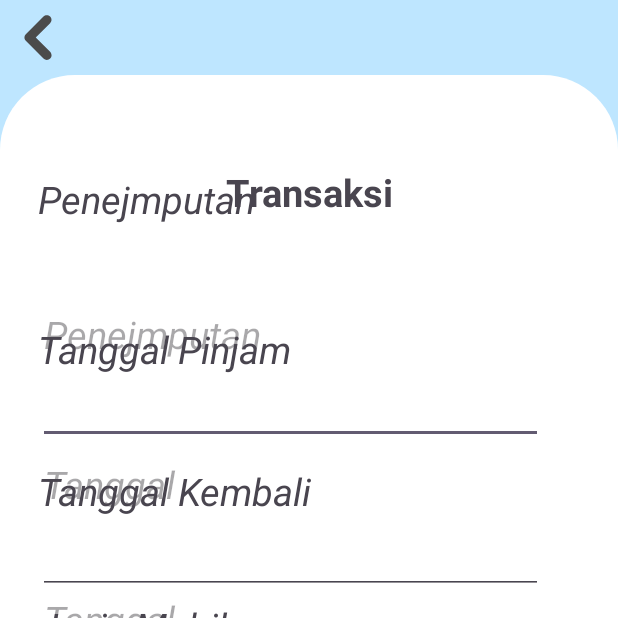
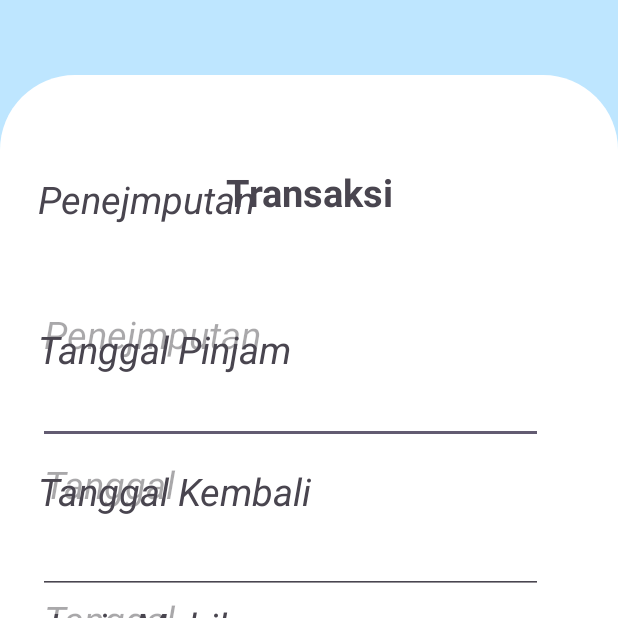
Before and after one commit to ricarahmahidayatul/Mobilebuss, an Android app: the rincianPembayaran screen opened directly, with no data from a screen before it, on a phone screen of 412 x 824 dp, the top half of it. Run offline under Robolectric (Android 15) with nearby library versions, the phone set to English and light mode, and no system bars; our stand-ins replace Firebase (no records; nobody signed in at launch, a user with empty details on screens opened directly).

Commit message:
btn back

```diff
--- a/app/src/main/java/com/example/travelbuss/rincianPembayaran.java
+++ b/app/src/main/java/com/example/travelbuss/rincianPembayaran.java
@@ -1,14 +1,64 @@
 package com.example.travelbuss;
 
+import androidx.annotation.NonNull;
 import androidx.appcompat.app.AppCompatActivity;
 
+import android.content.Intent;
 import android.os.Bundle;
+import android.view.View;
+import android.widget.Button;
+import android.widget.EditText;
+
+import com.google.android.gms.tasks.OnFailureListener;
+import com.google.android.gms.tasks.OnSuccessListener;
+import com.google.firebase.auth.FirebaseAuth;
+import com.google.firebase.firestore.DocumentReference;
+import com.google.firebase.firestore.DocumentSnapshot;
+import com.google.firebase.firestore.FirebaseFirestore;
 
 public class rincianPembayaran extends AppCompatActivity {
+
+    private EditText penjemputan, nama, alamat, nomor;
+    Button bayar;
+
+    FirebaseAuth Auth;
 
     @Override
     protected void onCreate(Bundle savedInstanceState) {
         super.onCreate(savedInstanceState);
         setContentView(R.layout.activity_rincian_pembayaran);
+
+
+
+        bayar = findViewById(R.id.btnbayar);
+        penjemputan = findViewById(R.id.txtPenjemputan);
+//        alamat = findViewById(R.id.edittAlamat);
+//        nomor = findViewById(R.id.editNoHp);
+
+        Auth = FirebaseAuth.getInstance();
+
+        bayar.setOnClickListener(new View.OnClickListener() {
+            @Override
+            public void onClick(View view) {
+                Intent Intent = new Intent(rincianPembayaran.this, NavigationActivity.class);
+                startActivity(Intent);
+            }
+        });
+
+        FirebaseFirestore db = FirebaseFirestore.getInstance();
+        DocumentReference dbReff = db.collection("Booking").document(Auth.getCurrentUser().getUid());
+
+        dbReff.get().addOnSuccessListener(new OnSuccessListener<DocumentSnapshot>() {
+            @Override
+            public void onSuccess(DocumentSnapshot documentSnapshot) {
+                penjemputan.setText(documentSnapshot.getString("Penjemputan"));
+            }
+        }).addOnFailureListener(new OnFailureListener() {
+            @Override
+            public void onFailure(@NonNull Exception e) {
+
+            }
+        });
+
     }
 }
--- a/app/src/main/res/layout/activity_dataprofile.xml
+++ b/app/src/main/res/layout/activity_dataprofile.xml
@@ -9,8 +9,8 @@
 
     <ImageButton
         android:id="@+id/back"
-        android:layout_width="wrap_content"
-        android:layout_height="wrap_content"
+        android:layout_width="100dp"
+        android:layout_height="50dp"
         android:layout_marginEnd="361dp"
         android:background="@null"
         android:contentDescription="back"
--- a/app/src/main/res/layout/activity_rincian_pembayaran.xml
+++ b/app/src/main/res/layout/activity_rincian_pembayaran.xml
@@ -6,19 +6,6 @@
     android:layout_height="match_parent"
     tools:context=".rincianPembayaran"
     android:background="@drawable/ic_gradasibgbadan">
-
-    <ImageButton
-        android:id="@+id/back"
-        android:layout_width="wrap_content"
-        android:layout_height="wrap_content"
-        android:layout_marginEnd="361dp"
-        android:background="@null"
-        android:contentDescription="back"
-        android:src="@drawable/icon_back"
-        app:layout_constraintBottom_toTopOf="@+id/relativeLayout5"
-        app:layout_constraintEnd_toEndOf="parent"
-        app:layout_constraintStart_toStartOf="parent"
-        app:layout_constraintTop_toTopOf="parent" />
 
     <RelativeLayout
         android:id="@+id/relativeLayout5"
@@ -60,6 +47,7 @@
             android:textStyle="italic"></TextView>
 
         <EditText
+            android:id="@+id/txtPenjemputan"
             android:layout_width="match_parent"
             android:layout_height="wrap_content"
             android:layout_alignParentStart="true"
@@ -216,6 +204,7 @@
             android:textStyle="italic"></EditText>
 
         <Button
+            android:id="@+id/btnbayar"
             android:layout_width="match_parent"
             android:layout_height="wrap_content"
             android:layout_alignParentStart="true"
--- a/build.gradle
+++ b/build.gradle
@@ -4,7 +4,7 @@ buildscript {
     }
 }// Top-level build file where you can add configuration options common to all sub-projects/modules.
 plugins {
-id 'com.android.application' version '8.1.1' apply false
+id 'com.android.application' version '8.1.3' apply false
 
     id("com.google.gms.google-services") version "4.4.0" apply false
 }
```
Also changed, not shown: app/src/main/java/com/example/travelbuss/BookingActivity.java (+16 -1 lines), app/src/main/java/com/example/travelbuss/ProfileMitraActivity.java (+17 -0 lines), app/src/main/java/com/example/travelbuss/dataprofileActivity.java (+15 -1 lines), app/src/main/java/com/example/travelbuss/pusatbantuanActivity.java (+13 -1 lines), app/src/main/java/com/example/travelbuss/syaratketentuanActivity.java (+13 -0 lines).
